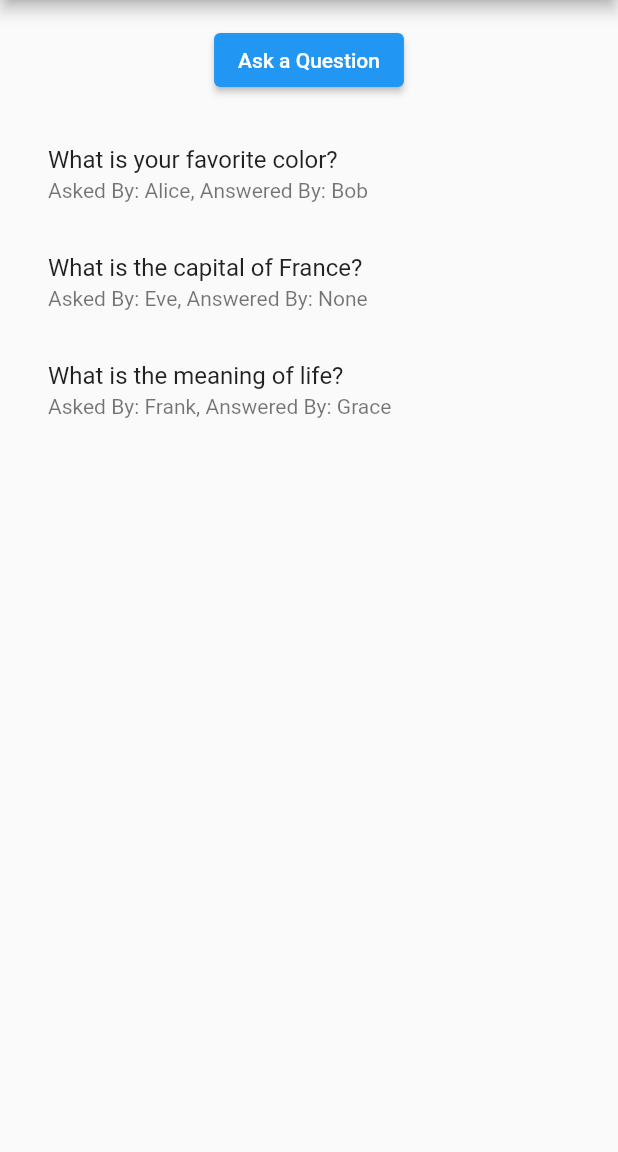
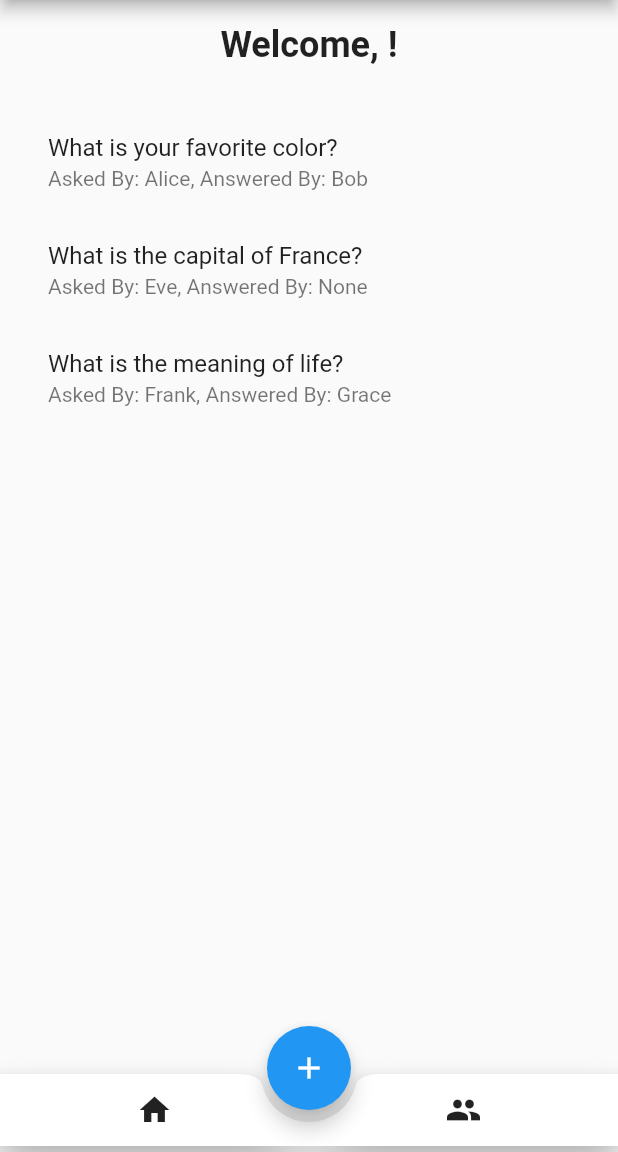
Before and after one commit to Ahmed-Mohmed-Sakr/ASK.FM, a Flutter app: the HomeScreen screen opened by its route, on a phone screen of 412 x 824 dp, the part 84-1236 px from its top. Run offline on Flutter 3.47's test engine with Material 2 defaults, Android fonts, the phone set to English and light mode, and no system bars; our stand-ins replace shared_preferences; accounts and stored records are empty.

Commit message:
edit homeScreen

```diff
--- a/lib/screens/homepage/homepage.dart
+++ b/lib/screens/homepage/homepage.dart
@@ -17,6 +17,7 @@ class _HomeScreenState extends State<HomeScreen> {
   bool _isLoading = false;
 
   String _errorMessage = "";
+  String _userNmae = "";
 
   @override
   void initState() {
@@ -32,6 +33,7 @@ class _HomeScreenState extends State<HomeScreen> {
 
     final prefs = await SharedPreferences.getInstance();
     final userToken = prefs.getString('userToken');
+    _userNmae = prefs.getString('userName')!;
 /*
     final response = await http.get('https://your-api-endpoint.com/questions' as Uri,
         headers: {'Authorization': 'Bearer $userToken'});
@@ -114,7 +116,6 @@ class _HomeScreenState extends State<HomeScreen> {
       ];
       _isLoading = false;
     });
-
   }
 
   Future<void> _logout() async {
@@ -151,21 +152,27 @@ class _HomeScreenState extends State<HomeScreen> {
         padding: EdgeInsets.all(16.0),
         child: Column(
           children: <Widget>[
-            ElevatedButton(
-              child: Text('Ask a Question'),
-              onPressed: () {
-                Navigator.pushNamed(context, '/AskQuestion')
-                .then((value) {
-                  if (value == true) {
-                    _fetchQuestions();
-                  }
-                });
-              },
+            Text(
+              'Welcome, ${_userNmae}!',
+              style: TextStyle(fontSize: 24.0, fontWeight: FontWeight.bold),
             ),
+            SizedBox(height: 12.0),
+            // ElevatedButton(
+            //   child: Text('Ask a Question'),
+            //   onPressed: () {
+            //     Navigator.pushNamed(context, '/AskQuestion')
+            //         .then((value) {
+            //       if (value == true) {
+            //         _fetchQuestions();
+            //       }
+            //     });
+            //   },
+            // ),
             SizedBox(height: 16.0),
             if (_isLoading)
               CircularProgressIndicator()
-            else if (_errorMessage != "")
+            else
+              if (_errorMessage != "")
                 Text(
                   _errorMessage,
                   style: TextStyle(color: Colors.red),
@@ -179,12 +186,16 @@ class _HomeScreenState extends State<HomeScreen> {
                       return ListTile(
                         title: Text(question['text']),
                         subtitle: Text(
-                          'Asked By: ${question['askedBy']['username']}, Answered By: ${question['answeredBy'] != null ? question['answeredBy']['username'] : 'None'}'),
+                            'Asked By: ${question['askedBy']['username']}, Answered By: ${question['answeredBy'] !=
+                                null
+                                ? question['answeredBy']['username']
+                                : 'None'}'),
                         onTap: () {
                           Navigator.push(
                             context,
                             MaterialPageRoute(
-                              builder: (context) => QuestionDetailScreen(
+                                builder: (context) =>
+                                    QuestionDetailScreen(
                                         questionId: question['id'])),
                           )
                               .then((value) {
@@ -200,6 +211,44 @@ class _HomeScreenState extends State<HomeScreen> {
           ],
         ),
       ),
+      bottomNavigationBar: Container(
+        padding: EdgeInsets.symmetric(horizontal: 0, vertical: 4.0),
+        child: BottomAppBar(
+          shape: CircularNotchedRectangle(),
+          child: Row(
+            mainAxisAlignment: MainAxisAlignment.spaceAround,
+            children: <Widget>[
+              IconButton(
+                icon: Icon(Icons.home),
+                onPressed: () {
+                  // Navigate to the home page (this page).
+                },
+              ),
+              IconButton(
+                icon: Icon(Icons.people),
+                onPressed: () {
+                  // Navigate to the page with search and contacts.
+                },
+              ),
+            ],
+          ),
+        ),
+      ),
+      floatingActionButtonLocation: FloatingActionButtonLocation.centerDocked,
+      floatingActionButton: Container(
+        child: FloatingActionButton(
+          child: Icon(Icons.add),
+          onPressed: () {
+            Navigator.pushNamed(context, '/AskQuestion')
+                .then((value) {
+              if (value == true) {
+                _fetchQuestions();
+              }
+            });
+          },
+        ),
+      ),
+      // Add padding directly to the Scaffold widget
     );
   }
 }
```
Lines whose indentation alone changed are shown as unchanged.
